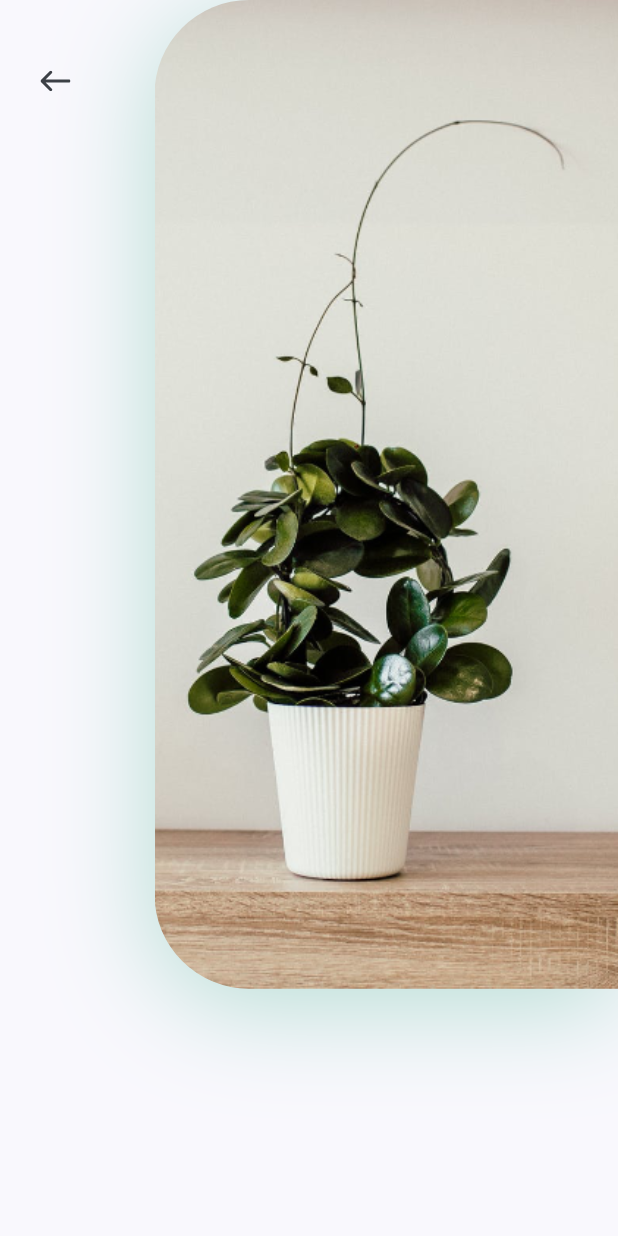
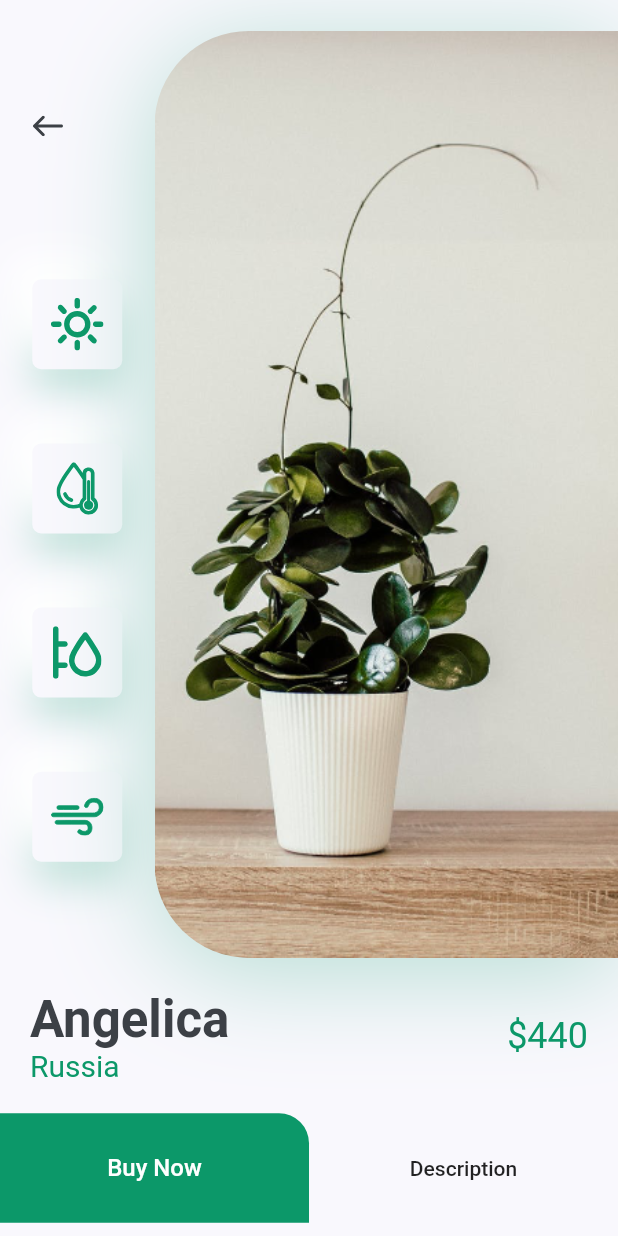
Before and after one commit to faizinkholiq/plant_app, a Flutter app: the DetailsScreen screen opened directly, on a phone screen of 412 x 824 dp. Run offline on Flutter 3.47's test engine with Material 2 defaults, Android fonts, the phone set to English and light mode, and no system bars; our stand-ins replace flutter_svg.

Commit message:
:sparkles: update ui detail screen and styling the button

```diff
--- /dev/null
+++ b/lib/screens/details/components/action_button.dart
@@ -0,0 +1,43 @@
+import 'package:flutter/material.dart';
+import 'package:plant_app/constants.dart';
+
+class ActionButton extends StatelessWidget {
+  const ActionButton({
+    Key key,
+  }) : super(key: key);
+
+  @override
+  Widget build(BuildContext context) {
+    Size size = MediaQuery.of(context).size;
+    return Row(
+      children: [
+        SizedBox(
+          width: size.width / 2,
+          height: 73,
+          child: FlatButton(
+            shape: RoundedRectangleBorder(
+              borderRadius: BorderRadius.only(
+                topRight: Radius.circular(20)
+              ),
+            ),
+            color: kPrimaryColor,
+            onPressed: () {},
+            child: Text(
+              "Buy Now",
+              style: TextStyle(
+                color: Colors.white,
+                fontSize: 16,
+              )
+            ),
+          ),
+        ),
+        Expanded(
+          child: FlatButton(
+            onPressed: () {},
+            child: Text("Description"),
+          ),
+        )
+      ]
+    );
+  }
+}
--- a/lib/screens/details/components/body.dart
+++ b/lib/screens/details/components/body.dart
@@ -1,63 +1,21 @@
 import 'package:flutter/material.dart';
-import 'package:flutter_svg/svg.dart';
 import 'package:plant_app/constants.dart';
+import 'package:plant_app/screens/details/components/action_button.dart';
+import 'package:plant_app/screens/details/components/image_and_icons.dart';
+import 'package:plant_app/screens/details/components/title_and_price.dart';
 
 class Body extends StatelessWidget {
   @override
   Widget build(BuildContext context) {
-    Size size = MediaQuery.of(context).size;
-    return Column(
-      children: [
-        SizedBox(
-          height: size.height * 0.8,
-          child: Row(
-            children: [
-              Expanded(
-                child: Padding(
-                  padding: const EdgeInsets.only(top: 30, left: 5),
-                  child: Column(
-                    children: [
-                      Align(
-                        alignment: Alignment.topLeft,
-                        child: IconButton(
-                          padding: EdgeInsets.symmetric(horizontal: kDefaultPadding),
-                          icon: SvgPicture.asset("assets/icons/back_arrow.svg"),
-                          onPressed: () {
-                            Navigator.pop(context);
-                          }
-                        ),
-                      ),
-                      Spacer(),
-                    ],
-                  ),
-                )
-              ),
-              Container(
-                height: size.height * 0.8,
-                width: size.width * 0.75,
-                decoration: BoxDecoration(
-                  borderRadius: BorderRadius.only(
-                    topLeft: Radius.circular(63),
-                    bottomLeft: Radius.circular(63),
-                  ),
-                  boxShadow: [
-                    BoxShadow(
-                      offset: Offset(0, 10),
-                      blurRadius: 60,
-                      color: kPrimaryColor.withOpacity(0.29),
-                    )
-                  ],
-                  image: DecorationImage(
-                    alignment: Alignment.centerLeft,
-                    fit: BoxFit.cover,
-                    image: AssetImage("assets/images/img.png"),
-                  )
-                ),
-              )
-            ],
-          ),
-        ),
-      ],
+    return SingleChildScrollView(
+      child: Column(
+        children: [
+          ImageAndIcons(),
+          TitleAndPrice(title: "Angelica", country: "Russia", price: 440),
+          SizedBox(height: kDefaultPadding),
+          ActionButton(),
+        ],
+      ),
     );
   }
 }
--- /dev/null
+++ b/lib/screens/details/components/icon_card.dart
@@ -0,0 +1,40 @@
+import 'package:flutter/material.dart';
+import 'package:flutter_svg/svg.dart';
+import 'package:plant_app/constants.dart';
+
+class IconCard extends StatelessWidget {
+  const IconCard({
+    Key key,
+    this.icon,
+  }) : super(key: key);
+
+  final String icon;
+
+  @override
+  Widget build(BuildContext context) {
+    Size size = MediaQuery.of(context).size;
+    return Container(
+      margin: EdgeInsets.symmetric(vertical: size.height * 0.03),
+      padding: EdgeInsets.all(kDefaultPadding / 1.6),
+      height: 60,
+      width: 60,
+      decoration: BoxDecoration(
+        color: kBackgroundColor,
+        borderRadius: BorderRadius.circular(6),
+        boxShadow: [
+          BoxShadow(
+            offset: Offset(0, 15),
+            blurRadius: 22,
+            color: kPrimaryColor.withOpacity(0.22),
+          ),
+          BoxShadow(
+            offset: Offset(-15, -15),
+            blurRadius: 20,
+            color: Colors.white,
+          ),
+        ]
+      ),
+      child: SvgPicture.asset(icon)
+    );
+  }
+}
--- /dev/null
+++ b/lib/screens/details/components/image_and_icons.dart
@@ -0,0 +1,71 @@
+import 'package:flutter/material.dart';
+import 'package:flutter_svg/svg.dart';
+import 'package:plant_app/constants.dart';
+import 'package:plant_app/screens/details/components/icon_card.dart';
+
+class ImageAndIcons extends StatelessWidget {
+  const ImageAndIcons({
+    Key key,
+  }) : super(key: key);
+
+  @override
+  Widget build(BuildContext context) {
+    Size size = MediaQuery.of(context).size;
+    return Padding(
+      padding: const EdgeInsets.only(bottom:0),
+      child: SizedBox(
+        height: size.height * 0.8,
+        child: Row(
+          children: [
+            Expanded(
+              child: Padding(
+                padding: const EdgeInsets.symmetric(vertical: kDefaultPadding * 3),
+                child: Column(
+                  children: [
+                    Align(
+                      alignment: Alignment.topLeft,
+                      child: IconButton(
+                        padding: EdgeInsets.symmetric(horizontal: kDefaultPadding),
+                        icon: SvgPicture.asset("assets/icons/back_arrow.svg"),
+                        onPressed: () {
+                          Navigator.pop(context);
+                        }
+                      ),
+                    ),
+                    Spacer(),
+                    IconCard(icon: "assets/icons/sun.svg"),
+                    IconCard(icon: "assets/icons/icon_2.svg"),
+                    IconCard(icon: "assets/icons/icon_3.svg"),
+                    IconCard(icon: "assets/icons/icon_4.svg"),
+                  ],
+                ),
+              )
+            ),
+            Container(
+              height: size.height * 0.75,
+              width: size.width * 0.75,
+              decoration: BoxDecoration(
+                borderRadius: BorderRadius.only(
+                  topLeft: Radius.circular(63),
+                  bottomLeft: Radius.circular(63),
+                ),
+                boxShadow: [
+                  BoxShadow(
+                    offset: Offset(0, 10),
+                    blurRadius: 60,
+                    color: kPrimaryColor.withOpacity(0.29),
+                  )
+                ],
+                image: DecorationImage(
+                  alignment: Alignment.centerLeft,
+                  fit: BoxFit.cover,
+                  image: AssetImage("assets/images/img.png"),
+                )
+              ),
+            )
+          ],
+        ),
+      ),
+    );
+  }
+}
--- /dev/null
+++ b/lib/screens/details/components/title_and_price.dart
@@ -0,0 +1,51 @@
+import 'package:flutter/material.dart';
+import 'package:plant_app/constants.dart';
+
+
+class TitleAndPrice extends StatelessWidget {
+  const TitleAndPrice({
+    Key key, this.title, this.country, this.price,
+  }) : super(key: key);
+
+  final String title, country;
+  final int price;
+
+  @override
+  Widget build(BuildContext context) {
+    return Padding(
+      padding: EdgeInsets.symmetric(horizontal: kDefaultPadding),
+      child: Row(
+        children: [
+          RichText(
+            text: TextSpan(
+              children: [
+                TextSpan(
+                  text: "$title\n",
+                  style: Theme.of(context).textTheme.headline4.copyWith(
+                    color: kTextColor,
+                    fontWeight: FontWeight.bold
+                  ),
+                ),
+                TextSpan(
+                  text: "$country",
+                  style: TextStyle(
+                    fontSize: 20,
+                    color: kPrimaryColor,
+                  )
+                )
+              ]
+            ),
+          ),
+          Spacer(),
+          Text(
+            "\$$price",
+            style: Theme.of(context)
+              .textTheme
+              .headline5
+              .copyWith(color: kPrimaryColor),
+          ),
+        ]
+      ),
+    );
+  }
+}
```
Also changed, not shown: lib/screens/home/components/recomend_plants.dart (line endings or trailing spaces).
